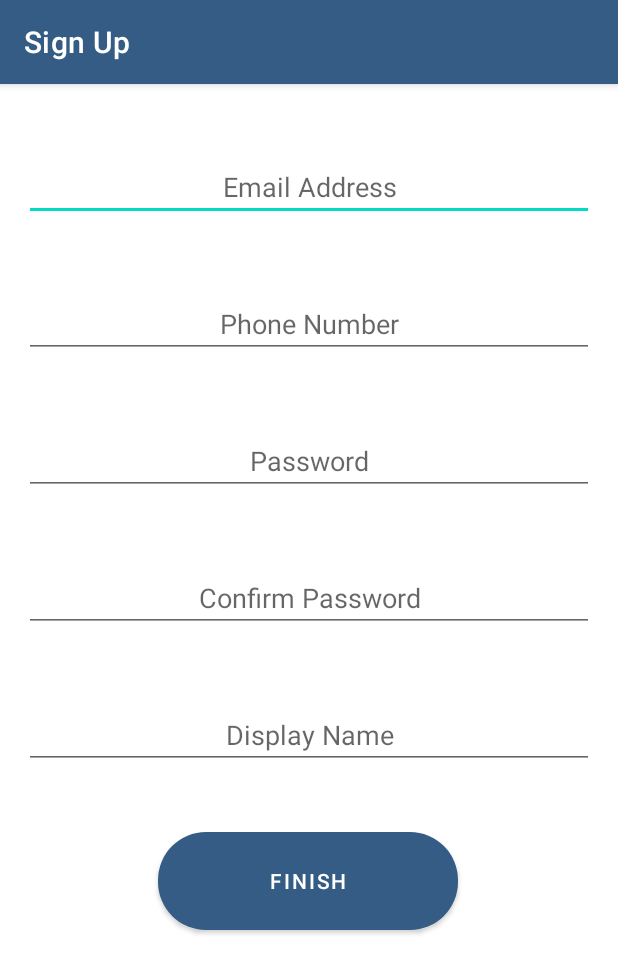
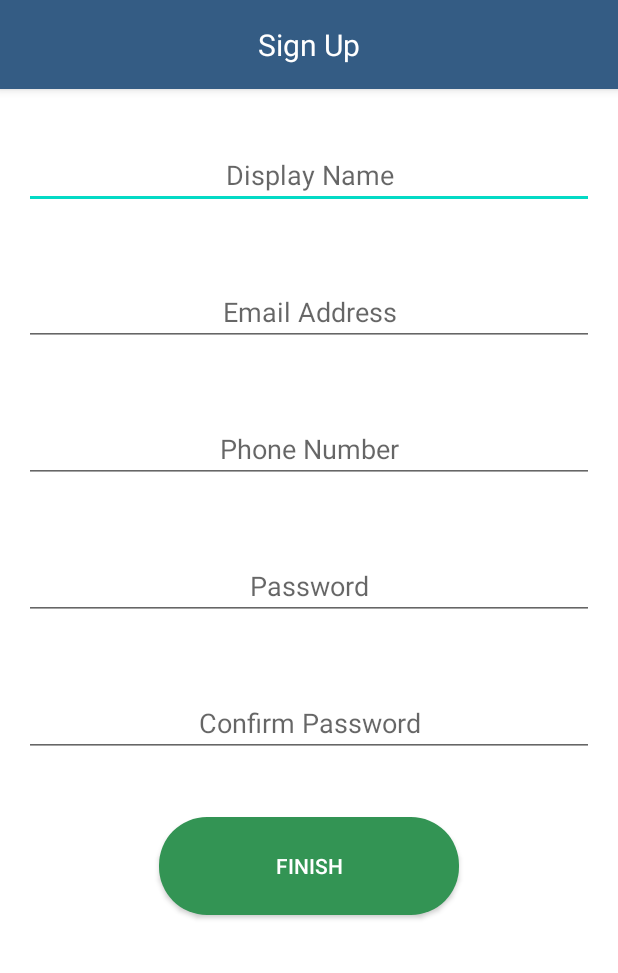
Before and after one commit to RosaGao/split-app-uima, an Android app: the SignupActivity screen opened directly, with no data from a screen before it, on a phone screen of 412 x 824 dp. Shown: the top 973 px of the screen. Run offline under Robolectric (Android 15) with nearby library versions, the phone set to English and light mode, and no system bars; our stand-ins replace Firebase (no records; nobody signed in at launch, a user with empty details on screens opened directly); Roboto replaces fonts that are not available here.

Commit message:
buttons are the correct color, layouts better match figma

```diff
--- a/app/src/main/AndroidManifest.xml
+++ b/app/src/main/AndroidManifest.xml
@@ -39,7 +39,7 @@
             android:exported="false" />
         <activity
             android:name=".loginSignup.SignupActivity"
-            android:label="@string/signup_page_name"
+            android:theme="@style/Theme.Split.NoActionBar"
             android:exported="false"/>
         <activity
             android:name=".MainActivity"
--- a/app/src/main/res/drawable/login_buttons.xml
+++ b/app/src/main/res/drawable/login_buttons.xml
@@ -2,5 +2,4 @@
 <shape xmlns:android="http://schemas.android.com/apk/res/android"
     android:shape="rectangle">
     <corners android:radius="40dp"/>
-    <solid android:color="@color/green" />
 </shape>
--- a/app/src/main/res/layout/activity_split_method.xml
+++ b/app/src/main/res/layout/activity_split_method.xml
@@ -30,8 +30,7 @@
         android:layout_width="match_parent"
         android:layout_height="match_parent"
         android:gravity="center_horizontal"
-        android:orientation="horizontal"
-        android:padding="5dp">
+        android:orientation="horizontal">
 
         <com.google.android.material.chip.Chip
             android:id="@+id/exact_split_method_chip"
--- a/app/src/main/res/layout/signup_page.xml
+++ b/app/src/main/res/layout/signup_page.xml
@@ -6,91 +6,102 @@
     xmlns:tools="http://schemas.android.com/tools"
     android:layout_width="match_parent"
     android:layout_height="match_parent"
+    tools:context=".MainActivity">
+
+    <com.google.android.material.appbar.AppBarLayout
+        android:id="@+id/signupAppBarLayout"
+
+        android:layout_width="match_parent"
+        android:layout_height="wrap_content"
+        android:paddingTop="16dp"
+        android:paddingBottom="16dp"
+        app:layout_constraintTop_toTopOf="parent"
+        tools:layout_editor_absoluteX="1dp">
+
+        <TextView
+            android:id="@+id/newExpenseTitle"
+            android:layout_width="wrap_content"
+            android:layout_height="wrap_content"
+            android:layout_gravity="center"
+            android:gravity="center"
+            android:text="Sign Up"
+            android:textColor="@color/white"
+            android:textSize="20sp" />
+
+    </com.google.android.material.appbar.AppBarLayout>
+
+    <LinearLayout
+        android:layout_width="match_parent"
+        android:layout_height="match_parent"
+        android:layout_marginTop="32dp"
+        android:gravity="center_horizontal"
+        android:orientation="vertical"
         android:padding="16dp"
-    tools:context=".MainActivity">
+        android:visibility="visible"
+        app:layout_constraintTop_toTopOf="parent"
+        tools:layout_editor_absoluteX="16dp"
+        tools:visibility="visible">
+
+        <EditText
+            android:id="@+id/display_name"
+            android:layout_width="match_parent"
+            android:layout_height="wrap_content"
+            android:layout_marginTop="16dp"
+            android:ems="10"
+            android:gravity="center"
+            android:hint="Display Name"
+            android:paddingTop="40dp" />
 
         <EditText
             android:id="@+id/email_address"
-        android:layout_width="0dp"
+            android:layout_width="match_parent"
             android:layout_height="wrap_content"
+            android:layout_marginTop="16dp"
             android:ems="10"
             android:gravity="center"
             android:hint="Email Address"
-        android:paddingTop="40dp"
-        app:layout_constraintEnd_toEndOf="parent"
-        app:layout_constraintStart_toStartOf="parent"
-        app:layout_constraintTop_toTopOf="parent" />
+            android:paddingTop="40dp" />
 
         <EditText
             android:id="@+id/phone_number"
-        android:layout_width="0dp"
-        android:paddingTop="40dp"
+            android:layout_width="match_parent"
             android:layout_height="wrap_content"
+            android:layout_marginTop="16dp"
             android:ems="10"
+            android:gravity="center"
             android:hint="Phone Number"
-        android:gravity="center"
-        app:layout_constraintEnd_toEndOf="parent"
-        app:layout_constraintStart_toStartOf="parent"
-        app:layout_constraintTop_toBottomOf="@+id/email_address"
-        android:layout_marginTop="16dp"
-        />
+            android:paddingTop="40dp" />
 
         <EditText
             android:id="@+id/password"
-        android:layout_width="0dp"
+            android:layout_width="match_parent"
             android:layout_height="wrap_content"
+            android:layout_marginTop="16dp"
             android:ems="10"
-        android:paddingTop="40dp"
+            android:gravity="center"
             android:hint="Password"
-        android:gravity="center"
-        app:layout_constraintEnd_toEndOf="parent"
-        app:layout_constraintStart_toStartOf="parent"
-        app:layout_constraintTop_toBottomOf="@+id/phone_number"
-        android:layout_marginTop="16dp"
-        />
+            android:paddingTop="40dp" />
 
         <EditText
             android:id="@+id/confirm_password"
-        android:layout_width="0dp"
+            android:layout_width="match_parent"
             android:layout_height="wrap_content"
+            android:layout_marginTop="16dp"
             android:ems="10"
-        android:paddingTop="40dp"
+            android:gravity="center"
             android:hint="Confirm Password"
-        android:gravity="center"
-        app:layout_constraintEnd_toEndOf="parent"
-        app:layout_constraintStart_toStartOf="parent"
-        app:layout_constraintTop_toBottomOf="@+id/password"
-        android:layout_marginTop="16dp"
-        />
+            android:paddingTop="40dp" />
 
-    <EditText
-        android:id="@+id/display_name"
-        android:layout_width="0dp"
-        android:layout_height="wrap_content"
-        android:ems="10"
-        android:paddingTop="40dp"
-        android:hint="Display Name"
-        android:gravity="center"
-        app:layout_constraintEnd_toEndOf="parent"
-        app:layout_constraintStart_toStartOf="parent"
-        app:layout_constraintTop_toBottomOf="@+id/confirm_password"
-        android:layout_marginTop="16dp"
-        />
-
-    <Button
+        <android.widget.Button
             android:id="@+id/finish_button"
             android:layout_width="200dp"
             android:layout_height="65dp"
-        android:layout_marginTop="20dp"
+            android:layout_marginTop="40dp"
             android:background="@drawable/signup_finish"
             android:backgroundTint="@color/green"
 
             android:text="Finish"
-        app:layout_constraintBottom_toBottomOf="parent"
-        app:layout_constraintEnd_toEndOf="parent"
-        app:layout_constraintHorizontal_bias="0.497"
-        app:layout_constraintStart_toStartOf="parent"
-        app:layout_constraintTop_toBottomOf="@+id/display_name"
-        app:layout_constraintVertical_bias="0.104" />
+            android:textColor="@color/white" />
+    </LinearLayout>
 
 </androidx.constraintlayout.widget.ConstraintLayout>
--- a/app/src/main/res/layout/welcome_page.xml
+++ b/app/src/main/res/layout/welcome_page.xml
@@ -48,33 +48,35 @@
         app:layout_constraintStart_toStartOf="parent"
         app:layout_constraintTop_toBottomOf="@id/emailEditText" />
 
-    <Button
+    <android.widget.Button
         android:id="@+id/loginButton"
         android:layout_width="282dp"
         android:layout_height="75dp"
         android:layout_marginStart="32dp"
         android:layout_marginTop="40dp"
         android:layout_marginEnd="32dp"
+        android:background="@drawable/login_buttons"
         android:backgroundTint="@color/green"
-        android:background="@drawable/login_buttons"
         android:text="Log In"
+        android:textColor="@color/white"
         app:layout_constraintBottom_toTopOf="@id/signupButton"
         app:layout_constraintEnd_toEndOf="parent"
         app:layout_constraintStart_toStartOf="parent"
         app:layout_constraintTop_toBottomOf="@id/passwordEditText" />
 
 
-    <Button
+    <android.widget.Button
         android:id="@+id/signupButton"
         android:layout_width="282dp"
         android:layout_height="79dp"
+        android:layout_marginStart="32dp"
         android:layout_marginTop="40dp"
-        android:layout_marginStart="32dp"
         android:layout_marginEnd="32dp"
         android:layout_marginBottom="32dp"
         android:background="@drawable/login_buttons"
         android:backgroundTint="@color/yellow"
         android:text="Sign Up"
+        android:textColor="@color/white"
         app:layout_constraintBottom_toBottomOf="parent"
         app:layout_constraintEnd_toEndOf="parent"
         app:layout_constraintHorizontal_bias="0.492"
```
Lines whose indentation alone changed are shown as unchanged.
